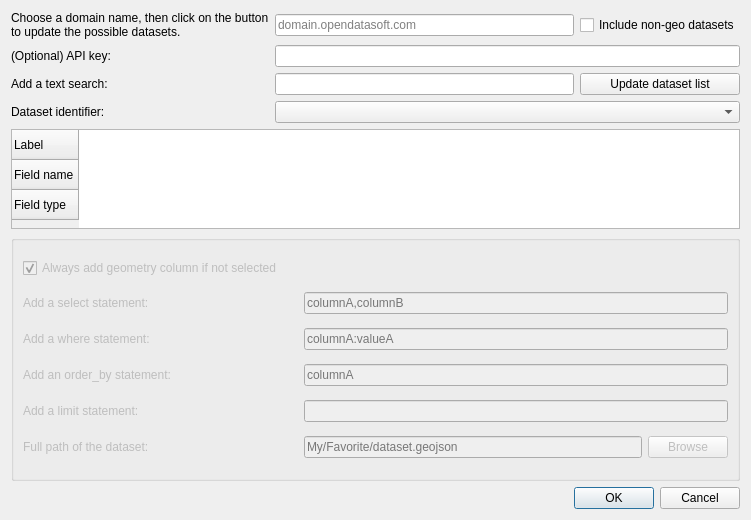
The window that plugin_dialog.ui (opendatasoft/qgis-ods-plugin) describes before a commit, drawn with Qt 5.
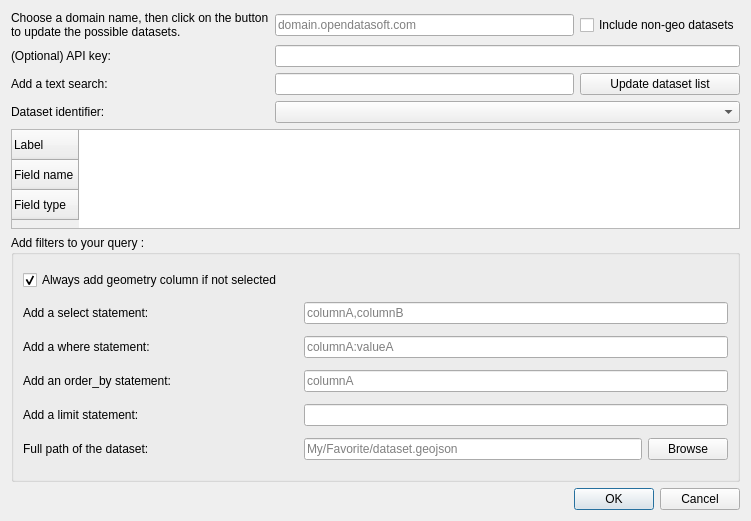
The same window after the commit.

Commit message: filter part now appears and disappears, instead of being en/disabled

The edit to the form file:
```diff
--- a/plugin_dialog.ui
+++ b/plugin_dialog.ui
@@ -7,7 +7,7 @@
     <x>0</x>
     <y>0</y>
     <width>751</width>
-    <height>520</height>
+    <height>521</height>
    </rect>
   </property>
   <property name="windowTitle">
@@ -123,13 +123,13 @@
    <item row="27" column="0" colspan="3">
     <widget class="QGroupBox" name="filterGroupBox">
      <property name="enabled">
-      <bool>false</bool>
+      <bool>true</bool>
      </property>
      <property name="styleSheet">
       <string notr="true"/>
      </property>
      <property name="title">
-      <string/>
+      <string>Add filters to your query :</string>
      </property>
      <property name="flat">
       <bool>true</bool>
```
Left out of the diff: 2 changed lines with no effect on the pictures. The commit also changes 1 other file.
